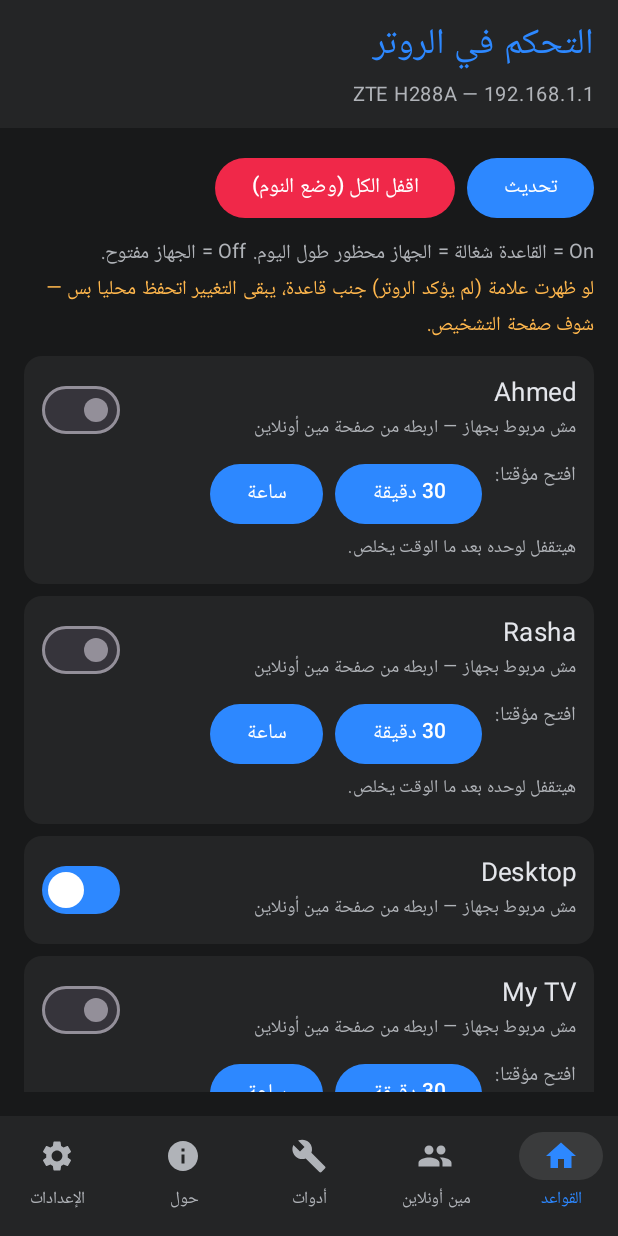
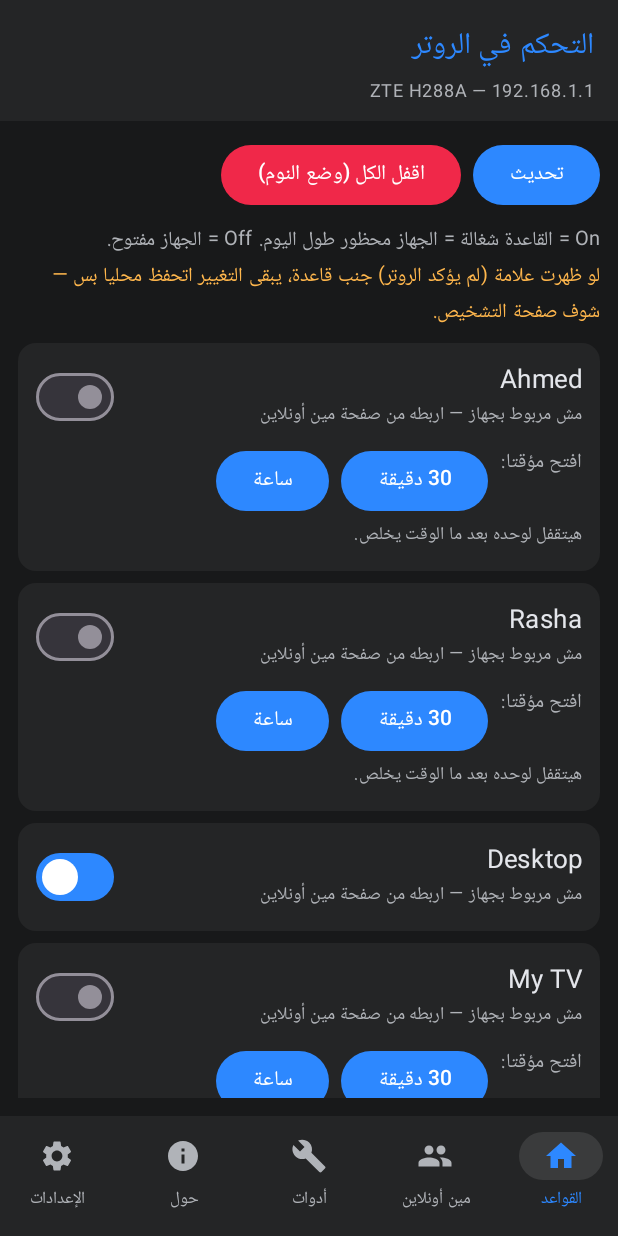
Before and after one commit to kader6000-cmd/RouterControl, an Android app built with Jetpack Compose: the screen it shows after launch (MainActivity), on a phone screen of 412 x 824 dp. Run offline under Robolectric (Android 15) with nearby library versions, the phone set to English and light mode, and no system bars; 1 statement that could not run was skipped.

Commit message:
RouterControl v1.10.0: add app/src/main/java/com/routercontrol/app/MainActivity.kt

```diff
--- a/app/src/main/java/com/routercontrol/app/MainActivity.kt
+++ b/app/src/main/java/com/routercontrol/app/MainActivity.kt
@@ -147,10 +147,10 @@ private fun AppShell(vm: RouterViewModel) {
         topBar = {
             Column(
                 Modifier.fillMaxWidth().background(FbCard)
-                    .padding(horizontal = 16.dp, vertical = 10.dp)
+                    .padding(horizontal = 16.dp).padding(top = 14.dp, bottom = 8.dp)
             ) {
-                Text("التحكم في الروتر", color = FbBlue, fontSize = 24.sp)
-                Text("ZTE H288A — 192.168.1.1", color = FbMuted, fontSize = 13.sp)
+                Text("التحكم في الروتر", color = FbBlue, fontSize = 20.sp)
+                Text("ZTE H288A — 192.168.1.1", color = FbMuted, fontSize = 12.sp)
             }
         },
         bottomBar = {
@@ -173,7 +173,7 @@ private fun AppShell(vm: RouterViewModel) {
             }
         }
     ) { padding ->
-        Column(Modifier.fillMaxSize().padding(padding).padding(16.dp)) {
+        Column(Modifier.fillMaxSize().padding(padding).padding(12.dp)) {
             if (state.message != null) {
                 Card(colors = CardDefaults.cardColors(containerColor = Color(0xFF1E2E42))) {
                     Text(
```
